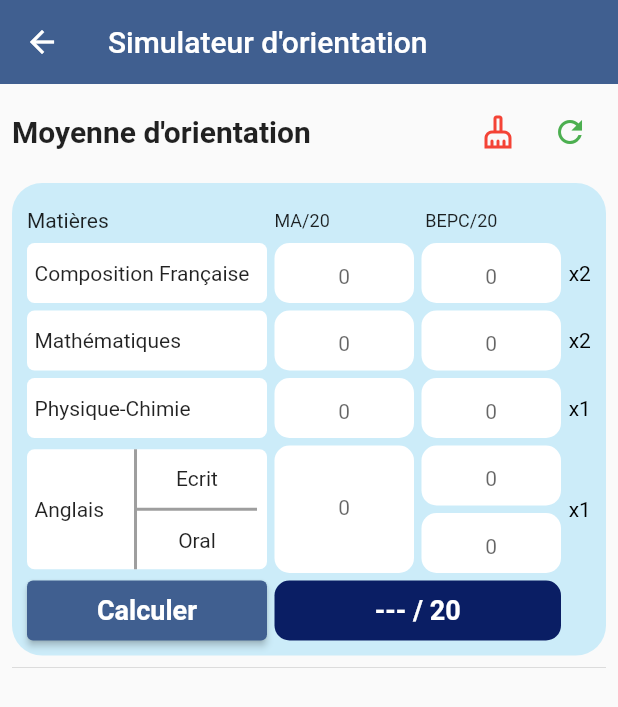
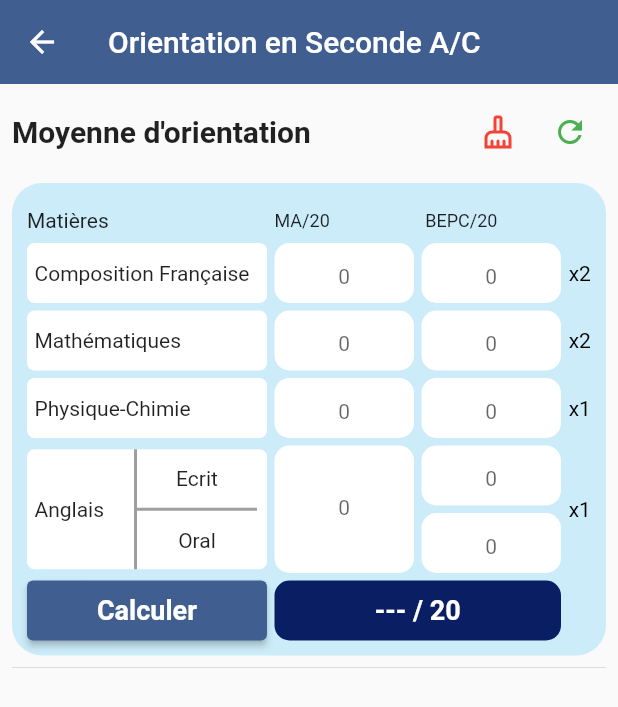
Before and after one commit to devitlabs/edu_app, a Flutter app: the OrientationSecondeScreen screen opened by its route, on a phone screen of 412 x 824 dp. Shown: the top 707 px of the screen. Run offline on Flutter 3.47's test engine with Material 3 defaults, Android fonts, the phone set to English and light mode, and no system bars; our stand-ins replace flutter_secure_storage, get, go_router, syncfusion_flutter_gauges; accounts and stored records are empty.

Commit message:
12 03 2023

```diff
--- a/lib/routes/route_class.dart
+++ b/lib/routes/route_class.dart
@@ -5,10 +5,11 @@ import 'package:flutter_secure_storage/flutter_secure_storage.dart';
 import 'package:go_router/go_router.dart';
 
 import '../screens/app_menu_screen/app_menu_screen.dart';
-import '../screens/blog_screen/blog_screen.dart';
 import '../screens/home_screen/home_screen.dart';
+import '../screens/infos_screen/infos_screen.dart';
 import '../screens/inscription_screen/inscription_screen.dart';
 import '../screens/loading_screen/loading_screen.dart';
+import '../screens/notifications_screen/notifications_screen.dart';
 import '../screens/simulateur_orientation_screen/simulateur_seconde_screen.dart';
 import '../screens/simulateur_orientation_screen/simulateur_screen.dart';
 import '../screens/soutien_screen/soutien_screen.dart';
@@ -37,36 +38,28 @@ class RouteClass {
         },
       ),
       GoRoute(
-        path: '/blog',
-        builder: (BuildContext context, GoRouterState state) {
-          return const BlogScreen();
-        },
-      ),
-      GoRoute(
-        path: '/simulateur-orientation',
-        builder: (BuildContext context, GoRouterState state) {
-          return const SimulateurScreen();
-        },
-        routes: [
-          GoRoute(
-              path: 'seconde',
-              builder: (BuildContext context, GoRouterState state) {
-                return const OrientationSecondeScreen();
-              }
-          )
-        ]
-      ),
-      GoRoute(
         path: '/soutien-scolaire',
         builder: (BuildContext context, GoRouterState state) {
           return const SoutienScreen();
         }
       ),
       GoRoute(
+          path: '/notifications',
+          builder: (BuildContext context, GoRouterState state) {
+            return const NotificationsScreen();
+          }
+      ),
+      GoRoute(
         path: '/subject/:subjectId',
         builder: (BuildContext context, GoRouterState state) {
           return SubjectScreen(subjectTitle: state.pathParameters['subjectId'],);
         },
+      ),
+      GoRoute(
+          path: '/simulateur-seconde',
+          builder: (BuildContext context, GoRouterState state) {
+            return const OrientationSecondeScreen();
+          }
       ),
       GoRoute(
         path: '/app-menu',
@@ -88,26 +81,38 @@ class RouteClass {
                 ),
               ),
               GoRoute(
-                path: 'classe',
+                path: 'classes',
                 pageBuilder: (context, state) => NoTransitionPage<void>(
                     key: state.pageKey,
                     child: const ClassScreen()
                 ),
               ),
               GoRoute(
-                path: 'resultats',
+                path: 'bibliotheque',
                 pageBuilder: (context, state) => NoTransitionPage<void>(
                     key: state.pageKey,
-                    child: const Center(child: Text("Résultats"))
+                    child: const Center(child: Text("Bibliothèque"))
                 ),
               ),
+             GoRoute(
+                path: 'informations',
+                builder: (BuildContext context, GoRouterState state) {
+                  return const InfosScreen();
+                },
+              ),
               GoRoute(
-                path: 'soutien',
+                  path: 'simulateurs',
+                  builder: (BuildContext context, GoRouterState state) {
+                    return const SimulateurScreen();
+                  },
+              ),
+              /*GoRoute(
+                path: 'simulateurs',
                 pageBuilder: (context, state) => NoTransitionPage<void>(
                     key: state.pageKey,
-                    child: const Center(child: Text("Soutien"))
+                    child: const Center(child: Text("Simulateurs"))
                 ),
-              ),
+              ),*/
             ],
           ),
         ]
--- a/lib/screens/app_menu_screen/drawer_menu.dart
+++ b/lib/screens/app_menu_screen/drawer_menu.dart
@@ -73,11 +73,11 @@ class _DrawerMenuState extends State<DrawerMenu> {
           ),
           ListTile(
             minVerticalPadding: 5,
-            leading: const Icon(Icons.book,size: 40,color: primaryColor,),
+            leading: const Icon(Icons.calendar_month,size: 40,color: primaryColor,),
             onTap: () async {
-              context.go("/blog");
+              //context.go("/emploi-du-temps");
             },
-            title: Text("Blog",style: TextStyle(fontSize: 20,color: const Color(0xFF000000).withOpacity(0.7)),),
+            title: Text("Emploi du temps",style: TextStyle(fontSize: 20,color: const Color(0xFF000000).withOpacity(0.7)),),
           ),
           const Divider(),
           ListTile(
--- a/lib/screens/simulateur_orientation_screen/simulateur_screen.dart
+++ b/lib/screens/simulateur_orientation_screen/simulateur_screen.dart
@@ -12,17 +12,7 @@ class SimulateurScreen extends StatefulWidget {
 class _SimulateurScreenState extends State<SimulateurScreen> {
   @override
   Widget build(BuildContext context) {
-    return Scaffold(
-      appBar: AppBar(
-        elevation: 0,
-        leading: IconButton(icon: const Icon(Icons.arrow_back),
-          onPressed: (){
-            context.go("/app-menu/accueil");
-          },splashRadius: 20,
-        ),
-        title: const Text("Simulateur d'orientation"),
-      ),
-      body: Padding(
+    return Padding(
         padding: const EdgeInsets.all(8.0),
         child: Column(
           mainAxisAlignment: MainAxisAlignment.start,
@@ -35,7 +25,7 @@ class _SimulateurScreenState extends State<SimulateurScreen> {
                   Expanded(
                     child: InkWell(
                       onTap: (){
-                        context.go("/simulateur-orientation/seconde");
+                        context.go("/simulateur-seconde");
                       },
                       borderRadius: BorderRadius.circular(20),
                       child: Container(
@@ -83,7 +73,6 @@ class _SimulateurScreenState extends State<SimulateurScreen> {
             )
           ],
         ),
-      ),
     );
   }
 }
--- a/lib/screens/simulateur_orientation_screen/simulateur_seconde_screen.dart
+++ b/lib/screens/simulateur_orientation_screen/simulateur_seconde_screen.dart
@@ -81,11 +81,11 @@ class _OrientationSecondeScreenState extends State<OrientationSecondeScreen> {
       appBar: AppBar(
         elevation: 0,
         leading: IconButton(icon: const Icon(Icons.arrow_back),
-          onPressed: (){
-              context.go("/simulateur-orientation");
+          onPressed: () async {
+            context.go("/app-menu/accueil");
           },splashRadius: 20,
         ),
-        title: const Text("Simulateur d'orientation"),
+        title: const Text("Orientation en Seconde A/C"),
       ),
       body: Padding(
         padding: const EdgeInsets.all(8.0),
```
Also changed, not shown: lib/screens/app_menu_screen/app_menu_screen.dart (+17 -5 lines), lib/screens/blog_screen/blog_screen.dart (deleted, +0 -55 lines), lib/screens/home_screen/home_screen.dart (+6 -6 lines), lib/screens/infos_screen/infos_screen.dart (added, +79 -0 lines), lib/screens/notifications_screen/notifications_screen.dart (added, +70 -0 lines), assets/icons/information.png (added), lib/screens/infos_screen/card_blog.dart (renamed from lib/screens/blog_screen/card_blog.dart), lib/screens/infos_screen/gestion_concours.dart (renamed from lib/screens/blog_screen/gestion_concours.dart), lib/screens/infos_screen/gestion_ressource.dart (renamed from lib/screens/blog_screen/gestion_ressource.dart), lib/screens/infos_screen/ressource_six_tle.dart (renamed from lib/screens/blog_screen/ressource_six_tle.dart).
